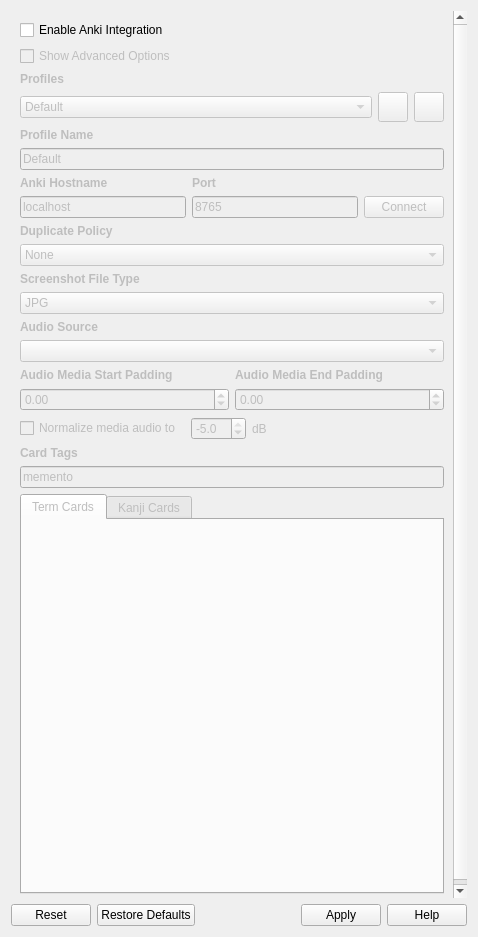
This is src/gui/widgets/settings/ankisettings.ui in ripose-jp/Memento as Qt 5 draws it before an edit. The edited form follows.
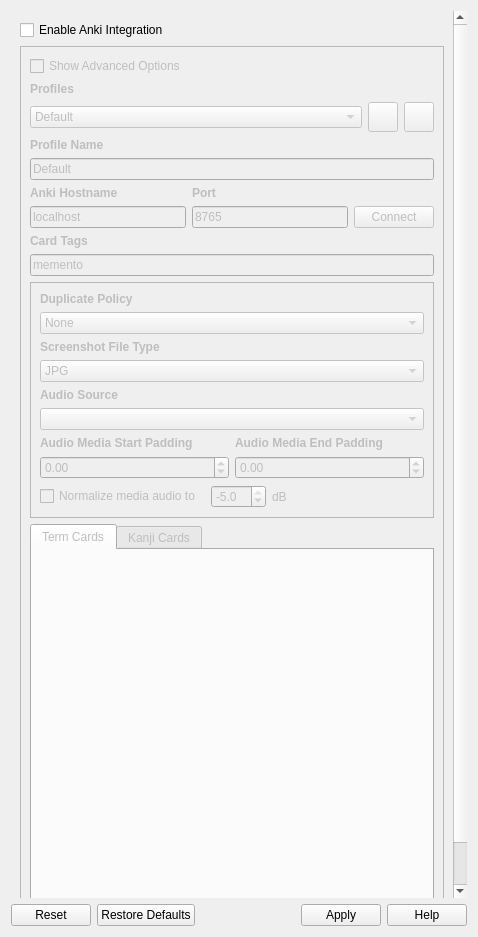
This is the edited form. Custom widgets are drawn as their Qt base class.

Commit message:
ankisettings: changes up ui to fix macos problems
The Qt macOS style has issues that no other Qt style has, mainly with
the spacing of widgets in layouts. This attempts minimize those issues
as best as possible.

```diff
--- a/src/gui/widgets/settings/ankisettings.ui
+++ b/src/gui/widgets/settings/ankisettings.ui
@@ -33,8 +33,8 @@
        <rect>
         <x>0</x>
         <y>0</y>
-        <width>445</width>
-        <height>1088</height>
+        <width>454</width>
+        <height>1061</height>
        </rect>
       </property>
       <layout class="QVBoxLayout" name="verticalLayout_4">
@@ -51,27 +51,12 @@
           <bool>false</bool>
          </property>
          <property name="frameShape">
-          <enum>QFrame::NoFrame</enum>
+          <enum>QFrame::StyledPanel</enum>
          </property>
          <property name="frameShadow">
           <enum>QFrame::Raised</enum>
          </property>
          <layout class="QVBoxLayout" name="verticalLayout_5">
-          <property name="spacing">
-           <number>6</number>
-          </property>
-          <property name="leftMargin">
-           <number>0</number>
-          </property>
-          <property name="topMargin">
-           <number>0</number>
-          </property>
-          <property name="rightMargin">
-           <number>0</number>
-          </property>
-          <property name="bottomMargin">
-           <number>0</number>
-          </property>
           <item>
            <widget class="QCheckBox" name="checkboxAdvanced">
             <property name="text">
@@ -80,56 +65,20 @@
            </widget>
           </item>
           <item>
-           <layout class="QGridLayout" name="gridLayout">
-            <property name="horizontalSpacing">
-             <number>6</number>
+           <widget class="QLabel" name="labelProfile">
+            <property name="font">
+             <font>
+              <bold>true</bold>
+             </font>
             </property>
-            <item row="3" column="3">
-             <widget class="QToolButton" name="buttonAdd">
-              <property name="enabled">
-               <bool>false</bool>
-              </property>
-              <property name="minimumSize">
-               <size>
-                <width>30</width>
-                <height>30</height>
-               </size>
-              </property>
-              <property name="font">
-               <font>
-                <weight>75</weight>
-                <bold>true</bold>
-               </font>
-              </property>
-              <property name="toolTip">
-               <string>Add a profile with the current settings and name in &quot;Profile Name&quot;.</string>
-              </property>
-             </widget>
-            </item>
-            <item row="3" column="2">
-             <widget class="QToolButton" name="buttonDelete">
-              <property name="enabled">
-               <bool>false</bool>
-              </property>
-              <property name="minimumSize">
-               <size>
-                <width>30</width>
-                <height>30</height>
-               </size>
-              </property>
-              <property name="font">
-               <font>
-                <weight>75</weight>
-                <bold>true</bold>
-               </font>
-              </property>
-              <property name="toolTip">
-               <string>Remove the current profile.
-Profile Default cannot be removed.</string>
-              </property>
-             </widget>
-            </item>
-            <item row="3" column="1">
+            <property name="text">
+             <string>Profiles</string>
+            </property>
+           </widget>
+          </item>
+          <item>
+           <layout class="QHBoxLayout" name="layoutProfiles">
+            <item>
              <widget class="ScrollComboBox" name="comboBoxProfile">
               <property name="toolTip">
                <string>The currently selected profile.</string>
@@ -147,16 +96,46 @@
               </item>
              </widget>
             </item>
-            <item row="1" column="1">
-             <widget class="QLabel" name="labelProfile">
+            <item>
+             <widget class="QToolButton" name="buttonDelete">
+              <property name="enabled">
+               <bool>false</bool>
+              </property>
+              <property name="minimumSize">
+               <size>
+                <width>30</width>
+                <height>30</height>
+               </size>
+              </property>
               <property name="font">
                <font>
-                <weight>75</weight>
                 <bold>true</bold>
                </font>
               </property>
-              <property name="text">
-               <string>Profiles</string>
+              <property name="toolTip">
+               <string>Remove the current profile.
+Profile Default cannot be removed.</string>
+              </property>
+             </widget>
+            </item>
+            <item>
+             <widget class="QToolButton" name="buttonAdd">
+              <property name="enabled">
+               <bool>false</bool>
+              </property>
+              <property name="minimumSize">
+               <size>
+                <width>30</width>
+                <height>30</height>
+               </size>
+              </property>
+              <property name="font">
+               <font>
+                <bold>true</bold>
+               </font>
+              </property>
+              <property name="toolTip">
+               <string>Add a profile with the current settings and name in &quot;Profile Name&quot;.</string>
               </property>
              </widget>
             </item>
@@ -166,7 +145,6 @@
            <widget class="QLabel" name="labelProfileName">
             <property name="font">
              <font>
-              <weight>75</weight>
               <bold>true</bold>
              </font>
             </property>
@@ -188,24 +166,25 @@
           </item>
           <item>
            <layout class="QGridLayout" name="layoutConnect">
-            <property name="horizontalSpacing">
-             <number>6</number>
-            </property>
-            <item row="2" column="1">
-             <widget class="QLineEdit" name="lineEditPort">
-              <property name="toolTip">
-               <string>Port Anki is listening on.
-Only change this if you know what you're doing.</string>
+            <item row="0" column="1">
+             <widget class="QLabel" name="labelPort">
+              <property name="sizePolicy">
+               <sizepolicy hsizetype="Preferred" vsizetype="Maximum">
+                <horstretch>0</horstretch>
+                <verstretch>0</verstretch>
+               </sizepolicy>
+              </property>
+              <property name="font">
+               <font>
+                <bold>true</bold>
+               </font>
               </property>
               <property name="text">
-               <string>8765</string>
-              </property>
-              <property name="placeholderText">
                <string>Port</string>
               </property>
              </widget>
             </item>
-            <item row="1" column="0">
+            <item row="0" column="0">
              <widget class="QLabel" name="labelHostName">
               <property name="sizePolicy">
                <sizepolicy hsizetype="Preferred" vsizetype="Maximum">
@@ -215,7 +194,6 @@
               </property>
               <property name="font">
                <font>
-                <weight>75</weight>
                 <bold>true</bold>
                </font>
               </property>
@@ -224,36 +202,7 @@
               </property>
              </widget>
             </item>
-            <item row="1" column="1">
-             <widget class="QLabel" name="labelPort">
-              <property name="sizePolicy">
-               <sizepolicy hsizetype="Preferred" vsizetype="Maximum">
-                <horstretch>0</horstretch>
-                <verstretch>0</verstretch>
-               </sizepolicy>
-              </property>
-              <property name="font">
-               <font>
-                <weight>75</weight>
-                <bold>true</bold>
-               </font>
-              </property>
-              <property name="text">
-               <string>Port</string>
-              </property>
-             </widget>
-            </item>
-            <item row="2" column="2">
-             <widget class="QPushButton" name="buttonConnect">
-              <property name="enabled">
-               <bool>false</bool>
-              </property>
-              <property name="text">
-               <string>Connect</string>
-              </property>
-             </widget>
-            </item>
-            <item row="2" column="0">
+            <item row="1" column="0">
              <widget class="QLineEdit" name="lineEditHost">
               <property name="toolTip">
                <string>Host name for Anki.
@@ -267,28 +216,77 @@
               </property>
              </widget>
             </item>
+            <item row="1" column="1">
+             <widget class="QLineEdit" name="lineEditPort">
+              <property name="toolTip">
+               <string>Port Anki is listening on.
+Only change this if you know what you're doing.</string>
+              </property>
+              <property name="text">
+               <string>8765</string>
+              </property>
+              <property name="placeholderText">
+               <string>Port</string>
+              </property>
+             </widget>
+            </item>
+            <item row="1" column="2">
+             <widget class="QPushButton" name="buttonConnect">
+              <property name="enabled">
+               <bool>false</bool>
+              </property>
+              <property name="text">
+               <string>Connect</string>
+              </property>
+             </widget>
+            </item>
            </layout>
           </item>
           <item>
-           <widget class="QWidget" name="widgetAdvanced" native="true">
+           <widget class="QLabel" name="labelTags">
+            <property name="sizePolicy">
+             <sizepolicy hsizetype="Preferred" vsizetype="Maximum">
+              <horstretch>0</horstretch>
+              <verstretch>0</verstretch>
+             </sizepolicy>
+            </property>
+            <property name="font">
+             <font>
+              <bold>true</bold>
+             </font>
+            </property>
+            <property name="text">
+             <string>Card Tags</string>
+            </property>
+           </widget>
+          </item>
+          <item>
+           <widget class="QLineEdit" name="lineEditTags">
+            <property name="toolTip">
+             <string>Tags added to cards created by Memento.
+Comma or space separated list.</string>
+            </property>
+            <property name="text">
+             <string>memento</string>
+            </property>
+            <property name="placeholderText">
+             <string>Card Tags</string>
+            </property>
+           </widget>
+          </item>
+          <item>
+           <widget class="QFrame" name="frameAdvanced">
+            <property name="frameShape">
+             <enum>QFrame::StyledPanel</enum>
+            </property>
+            <property name="frameShadow">
+             <enum>QFrame::Raised</enum>
+            </property>
             <layout class="QVBoxLayout" name="verticalLayout_6">
-             <property name="leftMargin">
-              <number>0</number>
-             </property>
-             <property name="topMargin">
-              <number>0</number>
-             </property>
-             <property name="rightMargin">
-              <number>0</number>
-             </property>
-             <property name="bottomMargin">
-              <number>0</number>
-             </property>
              <item>
               <widget class="QLabel" name="labelDuplicates">
                <property name="font">
                 <font>
-                 <weight>75</weight>
                  <bold>true</bold>
                 </font>
                </property>
@@ -320,7 +318,6 @@
               <widget class="QLabel" name="labelScreenshot">
                <property name="font">
                 <font>
-                 <weight>75</weight>
                  <bold>true</bold>
                 </font>
                </property>
@@ -352,7 +349,6 @@
               <widget class="QLabel" name="labelAudioSource">
                <property name="font">
                 <font>
-                 <weight>75</weight>
                  <bold>true</bold>
                 </font>
                </property>
@@ -370,7 +366,6 @@
                 <widget class="QLabel" name="labelAudioPadEnd">
                  <property name="font">
                   <font>
-                   <weight>75</weight>
                    <bold>true</bold>
                   </font>
                  </property>
@@ -412,7 +407,6 @@
                 <widget class="QLabel" name="labelAudioPadStart">
                  <property name="font">
                   <font>
-                   <weight>75</weight>
                    <bold>true</bold>
                   </font>
                  </property>
@@ -479,39 +473,6 @@
             </layout>
            </widget>
           </item>
-          <item>
-           <widget class="QLabel" name="labelTags">
-            <property name="sizePolicy">
-             <sizepolicy hsizetype="Preferred" vsizetype="Maximum">
-              <horstretch>0</horstretch>
-              <verstretch>0</verstretch>
-             </sizepolicy>
-            </property>
-            <property name="font">
-             <font>
-              <weight>75</weight>
-              <bold>true</bold>
-             </font>
-            </property>
-            <property name="text">
-             <string>Card Tags</string>
-            </property>
-           </widget>
-          </item>
-          <item>
-           <widget class="QLineEdit" name="lineEditTags">
-            <property name="toolTip">
-             <string>Tags added to cards created by Memento.
-Comma or space separated list.</string>
-            </property>
-            <property name="text">
-             <string>memento</string>
-            </property>
-            <property name="placeholderText">
-             <string>Card Tags</string>
-            </property>
-           </widget>
-          </item>
           <item>
            <widget class="QTabWidget" name="tabTermKanji">
             <property name="sizePolicy">
```
The commit also changes 1 other file.
